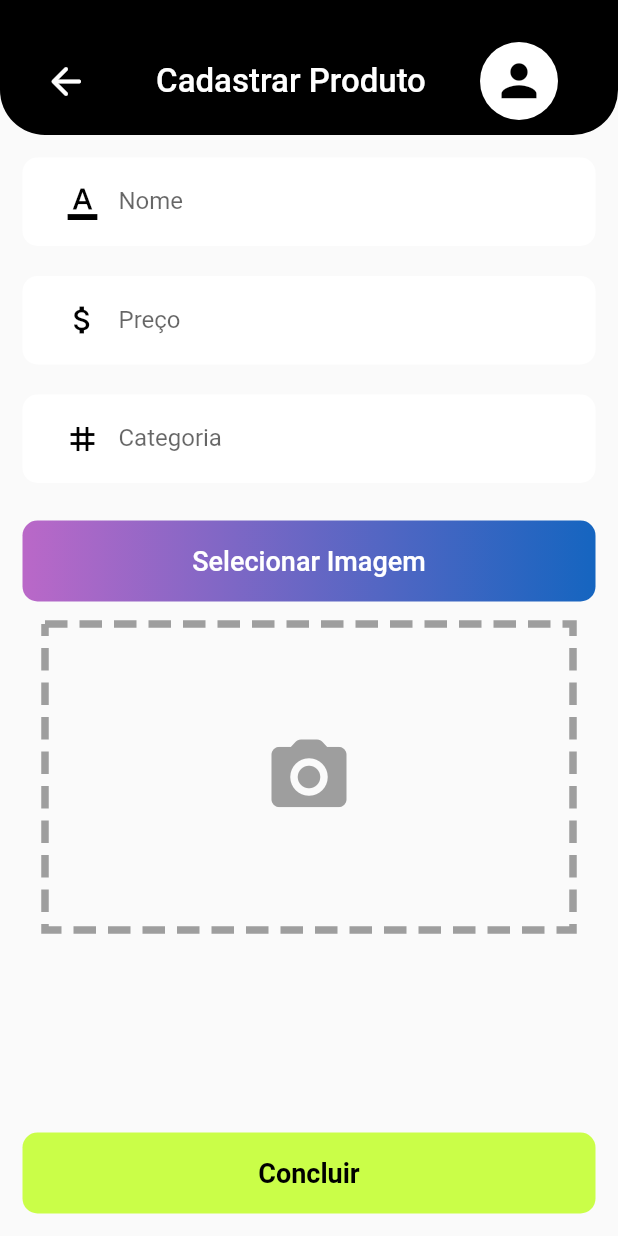
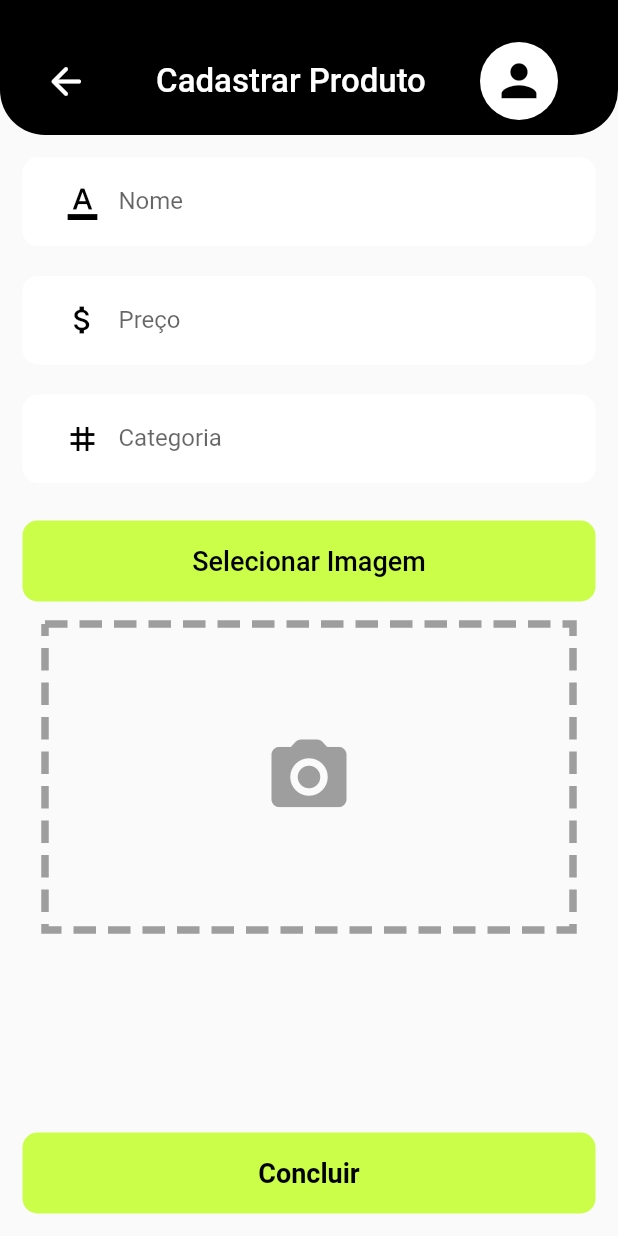
Before and after one commit to guiqmaia/gear, a Flutter app: the ProductSignupPage screen opened directly, on a phone screen of 412 x 824 dp. Run offline on Flutter 3.47's test engine with Material 2 defaults, Android fonts, the phone set to English and light mode, and no system bars; drawn by our look-alikes of dotted_border; our stand-ins replace fl_chart, image_picker; missing offline and left inert: onboarding.

Commit message:
[fix] UX B)

```diff
--- a/lib/presenter/product_signup/Widgets/product_signup_body.dart
+++ b/lib/presenter/product_signup/Widgets/product_signup_body.dart
@@ -3,13 +3,13 @@ import 'dart:typed_data';
 
 import 'package:flutter/material.dart';
 import 'package:flutter/services.dart';
+import 'package:gear/core/app_assets.dart';
 import 'package:image_picker/image_picker.dart';
 
 import '../../home/home_page.dart';
 import '../../shared/widgets/text_field_app.dart';
 import '../../shared/widgets/top_bar_app.dart';
 import 'default_image_container.dart';
-
 
 class SignupPageBody extends StatefulWidget {
   const SignupPageBody({
@@ -73,14 +73,7 @@ class _SignupPageBodyState extends State<SignupPageBody> {
                 Container(
                   decoration: BoxDecoration(
                     borderRadius: BorderRadius.circular(10),
-                    gradient: LinearGradient(
-                      begin: Alignment.centerLeft,
-                      end: Alignment.centerRight,
-                      colors: [
-                        Colors.purple.shade300,
-                        Colors.blue.shade800,
-                      ],
-                    ),
+                    color: greenNeon,
                   ),
                   margin: const EdgeInsets.all(15),
                   padding: const EdgeInsets.symmetric(
@@ -92,7 +85,7 @@ class _SignupPageBodyState extends State<SignupPageBody> {
                     child: const Text(
                       'Selecionar Imagem',
                       style: TextStyle(
-                        color: Colors.white,
+                        color: Colors.black,
                         fontSize: 18,
                       ),
                     ),
--- a/lib/presenter/shared/widgets/btn_standard_app.dart
+++ b/lib/presenter/shared/widgets/btn_standard_app.dart
@@ -9,7 +9,7 @@ class BtnStandardApp extends StatelessWidget {
   const BtnStandardApp({
     Key? key,
     required this.title,
-    required this.pageRoute,
+    this.pageRoute,
     required this.widthBtn,
   }) : super(key: key);
 
@@ -18,14 +18,6 @@ class BtnStandardApp extends StatelessWidget {
     return Container(
       decoration: BoxDecoration(
         borderRadius: BorderRadius.circular(10),
-        // gradient: LinearGradient(
-        //   begin: Alignment.centerLeft,
-        //   end: Alignment.centerRight,
-        //   colors: [
-        //     Colors.purple.shade300,
-        //     Colors.blue.shade800,
-        //   ],
-        // ),
         color: greenNeon,
       ),
       margin: const EdgeInsets.all(15),
@@ -35,11 +27,15 @@ class BtnStandardApp extends StatelessWidget {
       ),
       child: TextButton(
         onPressed: () {
-          Navigator.of(context).push(
-            MaterialPageRoute(
-              builder: (context) => pageRoute,
-            ),
-          );
+          if (pageRoute == null) {
+            Navigator.of(context).pop(context);
+          } else {
+            Navigator.of(context).push(
+              MaterialPageRoute(
+                builder: (context) => pageRoute,
+              ),
+            );
+          }
         },
         child: Text(
           title,
--- a/pubspec.yaml
+++ b/pubspec.yaml
@@ -40,6 +40,7 @@ dependencies:
   path_provider: ^2.0.11
   iconify_flutter: ^0.0.4
   onboarding: ^3.1.0
+  sqflite: ^2.0.3
 
 
 
```
Also changed, not shown: lib/presenter/login/widgets/column_user_login_with.dart (+7 -7 lines), lib/presenter/product_signup/Widgets/gradient_form_button.dart (deleted, +0 -45 lines), lib/presenter/profile/profile_page.dart (+10 -13 lines), pubspec.lock.
